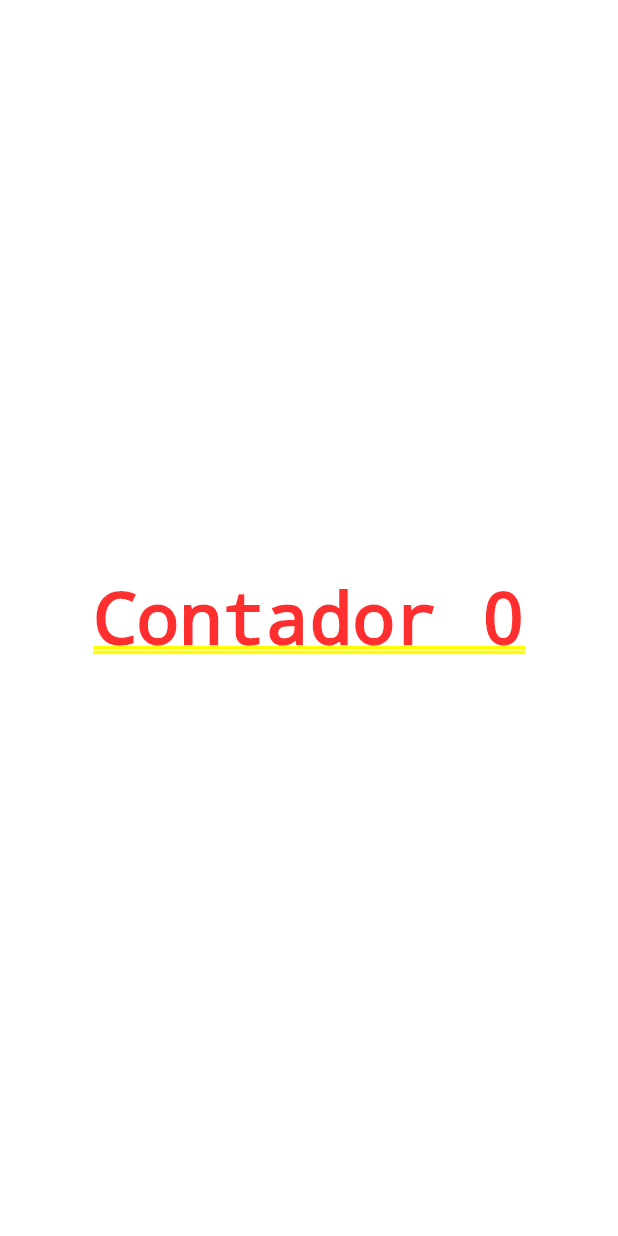
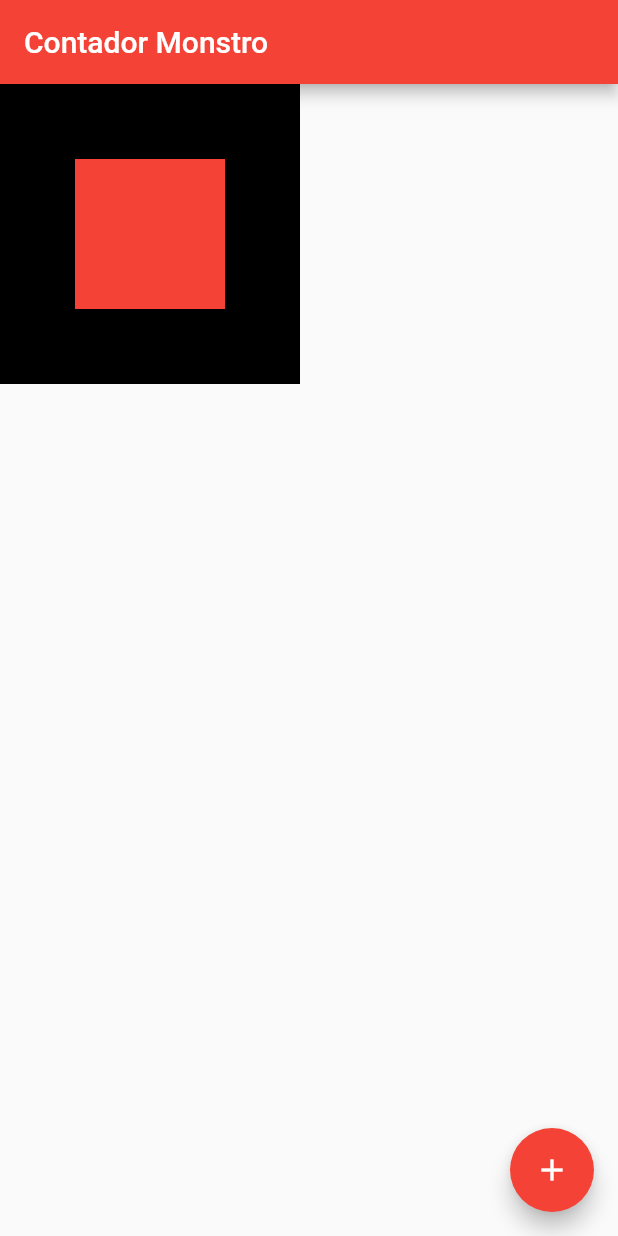
Before and after one commit to AdanRMS/cursoFlutter, a Flutter app: the screen it shows after launch, on a phone screen of 412 x 824 dp. Run offline on Flutter 3.47's test engine with Material 2 defaults, Android fonts, the phone set to English and light mode, and no system bars.

Commit message:
Finalizando aula #11 - Single render e Multi render

```diff
--- a/lib/home_page.dart
+++ b/lib/home_page.dart
@@ -8,20 +8,34 @@ class homePage extends StatefulWidget {
 }
 
 class homePageState extends State<homePage> {
-  var cont = 0;
+  int cont = 0;
 
   @override
   Widget build(BuildContext context) {
-    return Container(
-      child: Center(
-        child: GestureDetector(
-          child: Text('Contador $cont'),
-          onTap: () {
-            setState(() {
-              cont++;
-            });
-          },
+    return Scaffold(
+      appBar: AppBar(
+        title: Text('Contador Monstro'),
+      ),
+      body: Container(
+        height: 200,
+        width: 200,
+        color: Colors.black,
+        child: Center(
+          //center provê um novo render, assims sendo possível desenhar 2 quadrados na tela
+          child: Container(
+            height: 100,
+            width: 100,
+            color: Colors.red,
+          ),
         ),
+      ),
+      floatingActionButton: FloatingActionButton(
+        child: Icon(Icons.add),
+        onPressed: () {
+          setState(() {
+            cont++;
+          });
+        },
       ),
     );
   }
```
